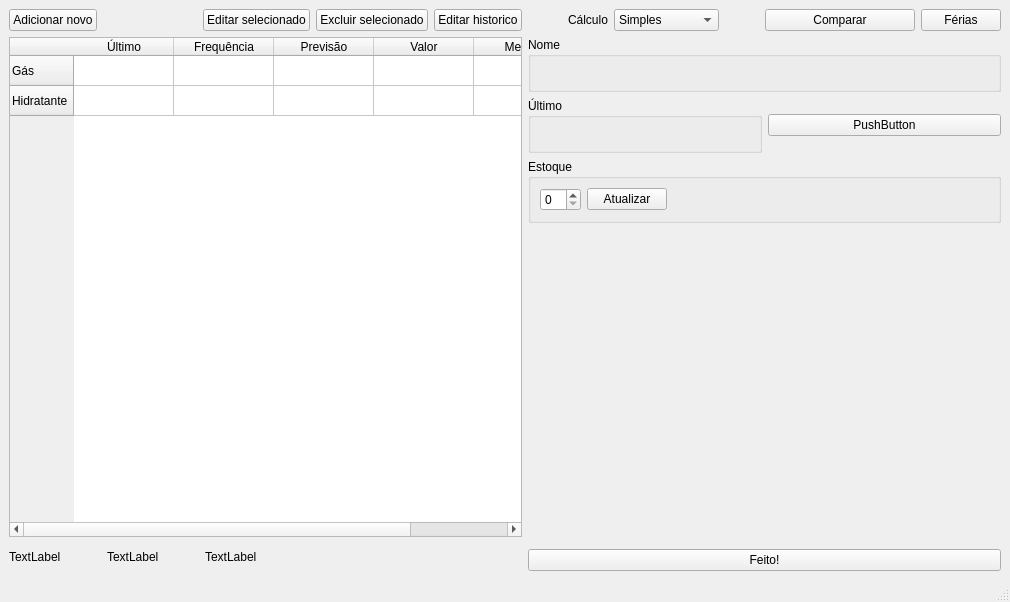
This is ui/main.ui in vazerick/futuro as Qt 5 draws it before an edit. The edited form follows.
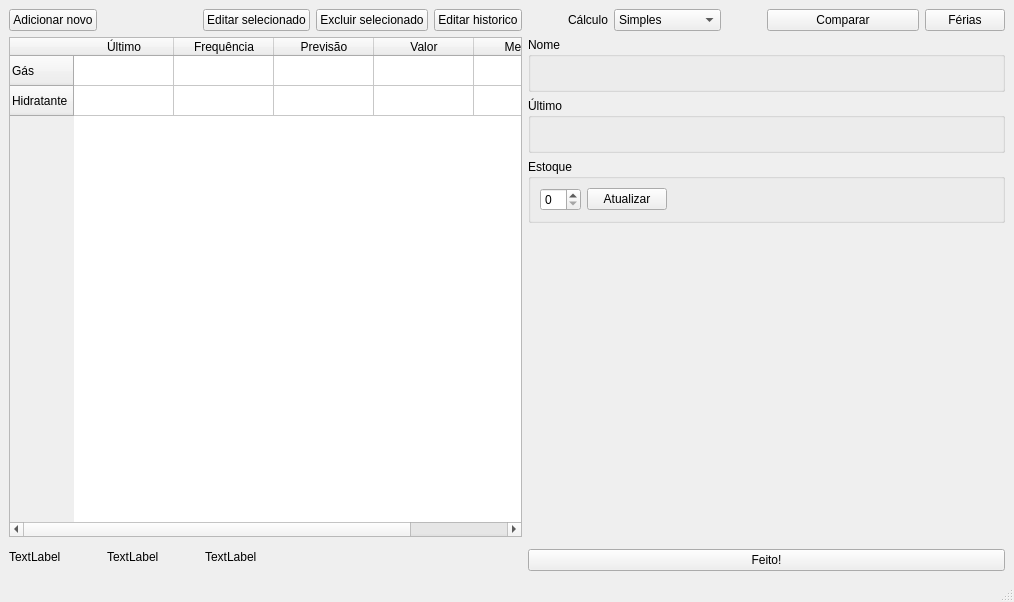
This is the edited form. Custom widgets are drawn as their Qt base class.

Commit message: BUG: remove um botão sobrando

```diff
--- a/ui/main.ui
+++ b/ui/main.ui
@@ -6,7 +6,7 @@
    <rect>
     <x>0</x>
     <y>0</y>
-    <width>1010</width>
+    <width>1014</width>
     <height>602</height>
    </rect>
   </property>
@@ -318,49 +318,6 @@
           </layout>
          </widget>
         </item>
-        <item>
-         <layout class="QVBoxLayout" name="verticalLayout_2">
-          <item>
-           <spacer name="verticalSpacer">
-            <property name="orientation">
-             <enum>Qt::Vertical</enum>
-            </property>
-            <property name="sizeType">
-             <enum>QSizePolicy::Minimum</enum>
-            </property>
-            <property name="sizeHint" stdset="0">
-             <size>
-              <width>1</width>
-              <height>1</height>
-             </size>
-            </property>
-           </spacer>
-          </item>
-          <item>
-           <widget class="QPushButton" name="pushButton">
-            <property name="text">
-             <string>PushButton</string>
-            </property>
-           </widget>
-          </item>
-          <item>
-           <spacer name="verticalSpacer_2">
-            <property name="orientation">
-             <enum>Qt::Vertical</enum>
-            </property>
-            <property name="sizeType">
-             <enum>QSizePolicy::Minimum</enum>
-            </property>
-            <property name="sizeHint" stdset="0">
-             <size>
-              <width>20</width>
-              <height>1</height>
-             </size>
-            </property>
-           </spacer>
-          </item>
-         </layout>
-        </item>
        </layout>
       </item>
       <item>
```
The commit also changes 1 other file.
